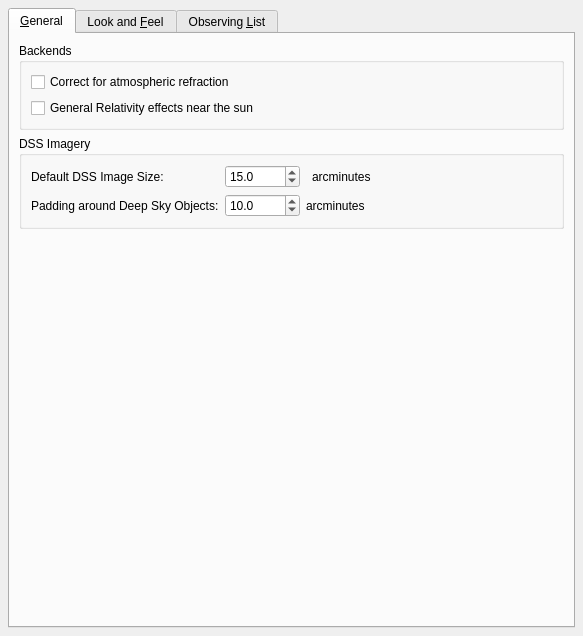
Before: the Qt Designer form kstars/options/opsadvanced.ui in KDE/kstars, drawn with Qt 5.
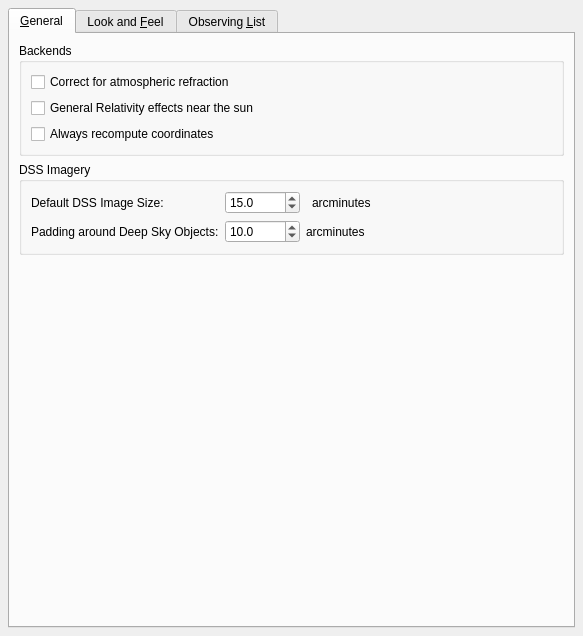
After: the same form once the commit is applied. Custom widgets are drawn as their Qt base class.

Commit message: Add an option under the advanced tab to enable / disable short-circuiting of precession, nutation and aberration calculations.

What changed in the file:
```diff
--- a/kstars/options/opsadvanced.ui
+++ b/kstars/options/opsadvanced.ui
@@ -56,6 +56,16 @@
             </property>
            </widget>
           </item>
+          <item>
+           <widget class="QCheckBox" name="kcfg_AlwaysRecomputeCoordinates">
+            <property name="whatsThis">
+             <string>Checking this option causes recomputation of current equatorial coordinates from catalog coordinates (i.e. application of precession, nutation and aberration corrections) for every redraw of the map. This makes processing slower when there are many stars to handle, but is more likely to be bug-free. There are known bugs in the rendering of stars when this recomputation is avoided.</string>
+            </property>
+            <property name="text">
+             <string>Always recompute coordinates</string>
+            </property>
+           </widget>
+          </item>
          </layout>
         </widget>
        </item>
```
The commit also changes 3 other files.
